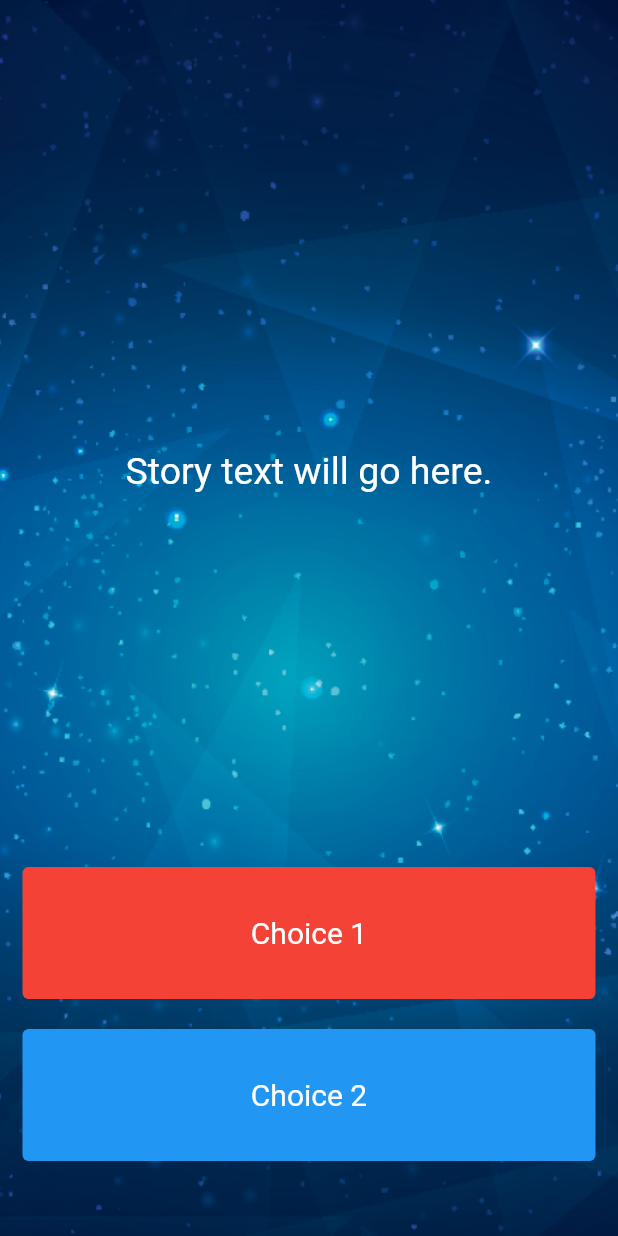
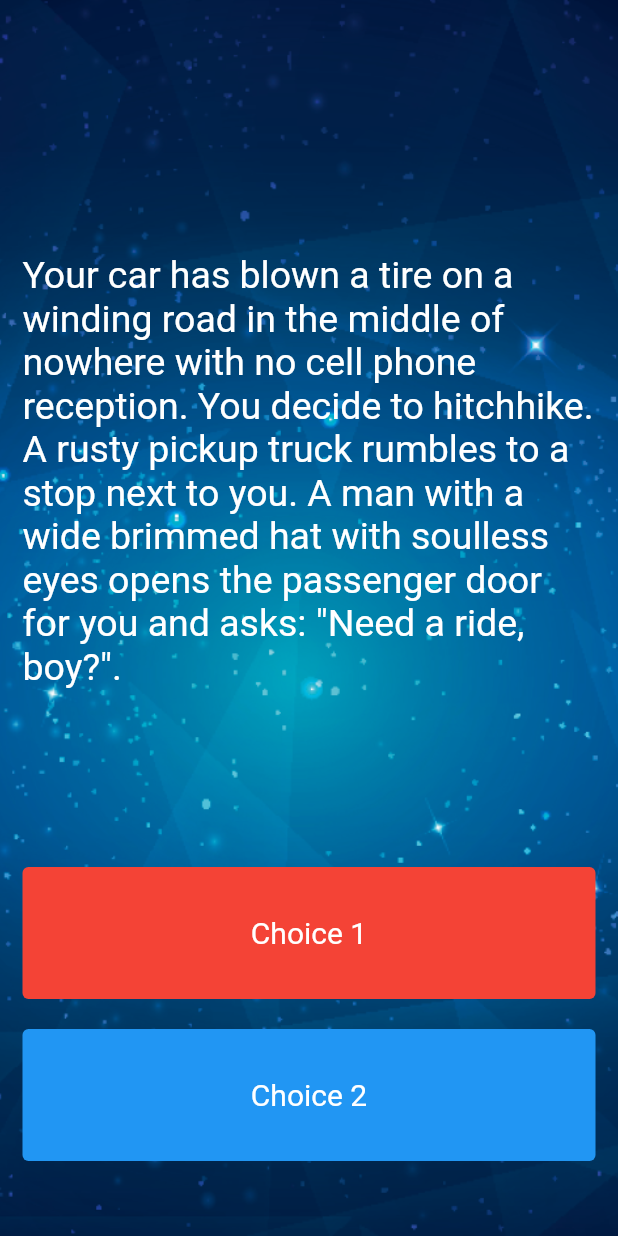
Before and after one commit to zod4iy/FlutterBootCamp, a Flutter app: the screen it shows after launch, on a phone screen of 412 x 824 dp. Run offline on Flutter 3.47's test engine with Material 2 defaults, Android fonts, the phone set to English and light mode, and no system bars; our stand-ins replace audioplayers, rflutter_alert.

Commit message:
[destini] - Display first story

```diff
--- a/destini/lib/main.dart
+++ b/destini/lib/main.dart
@@ -1,3 +1,4 @@
+import 'package:destini/story_brain.dart';
 import 'package:flutter/material.dart';
 
 //TODO: Step 15 - Run the app and see if you can see the screen update with the first story. Delete this TODO if it looks as you expected.
@@ -13,7 +14,7 @@ class Destini extends StatelessWidget {
   }
 }
 
-//TODO: Step 9 - Create a new storyBrain object from the StoryBrain class.
+StoryBrain storyBrain = StoryBrain();
 
 class StoryPage extends StatefulWidget {
   _StoryPageState createState() => _StoryPageState();
@@ -41,8 +42,7 @@ class _StoryPageState extends State<StoryPage> {
                 flex: 12,
                 child: Center(
                   child: Text(
-                    //TODO: Step 10 - use the storyBrain to get the first story title and display it in this Text Widget.
-                    'Story text will go here.',
+                    storyBrain.getStory(),
                     style: TextStyle(
                       fontSize: 25.0,
                     ),
```
Also changed, not shown: destini/lib/story_brain.dart (+4 -4 lines).
